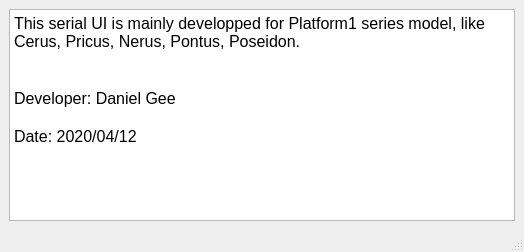
First picture: the form in about/about.ui, repository BibinGee/Platform1_UI, before the edit.
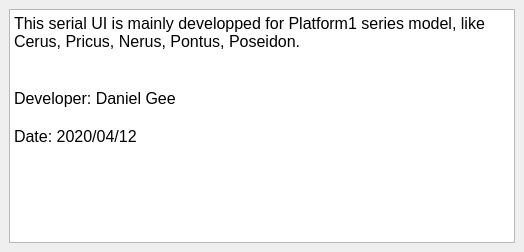
Second picture: the form after the edit.

```diff
--- a/about/about.ui
+++ b/about/about.ui
@@ -51,7 +51,6 @@
     </item>
    </layout>
   </widget>
-  <widget class="QStatusBar" name="statusbar"/>
  </widget>
  <resources/>
  <connections/>
```
